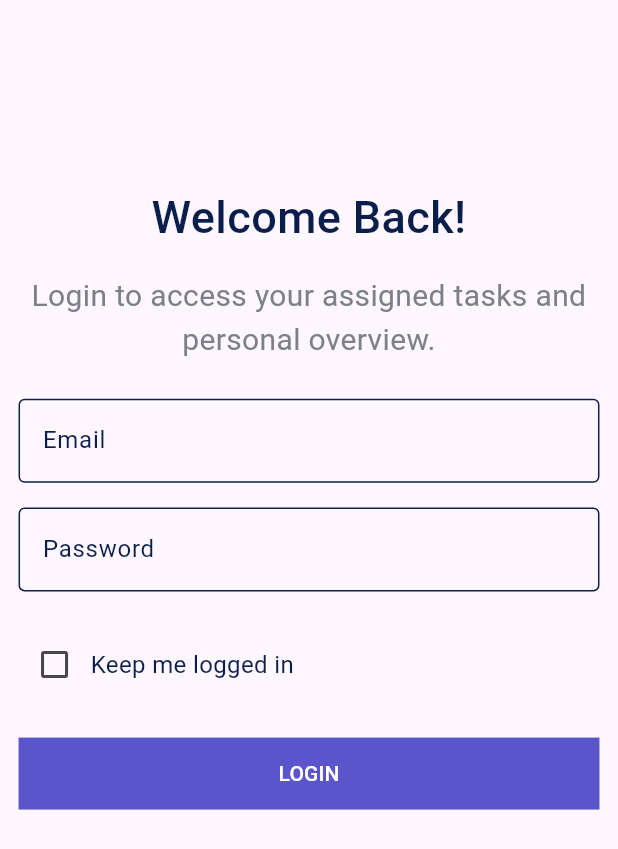
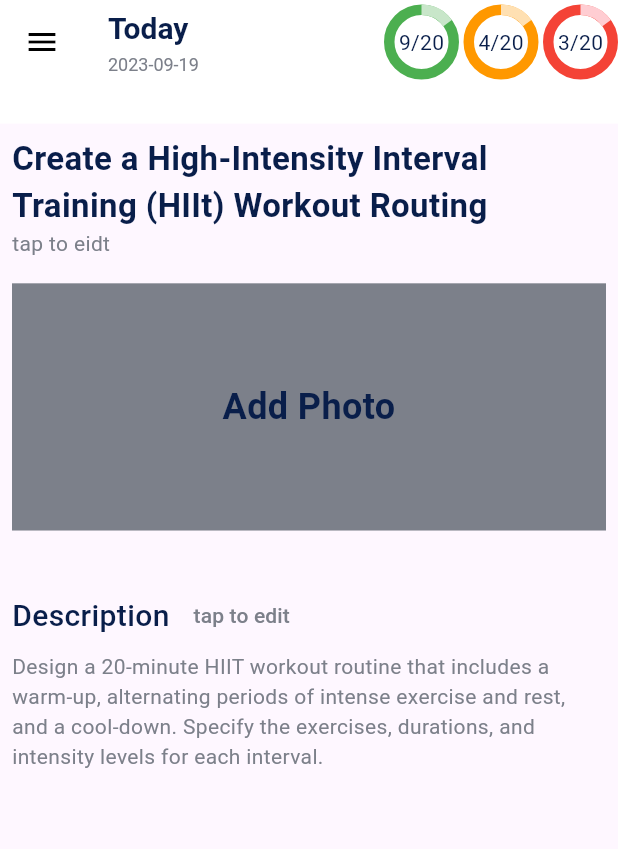
Before and after one commit to MohmaedSobhy/task_managment_app, a Flutter app: the screen it shows after launch, on a phone screen of 412 x 824 dp. Shown: the top 849 px of the screen. Run offline on Flutter 3.47's test engine with Material 2 defaults, Android fonts, the phone set to English and light mode, and no system bars; drawn by our look-alikes of percent_indicator; our stand-ins replace calendar_timeline, flutter_bloc, flutter_secure_storage, fluttertoast, get, syncfusion_flutter_datepicker and 1 more.

Commit message:
edit task

```diff
--- a/lib/core/localization/app_string.dart
+++ b/lib/core/localization/app_string.dart
@@ -64,4 +64,5 @@ abstract class AppString {
   static const String allDepartment = "All Department";
 
   static const String managers = "Managers";
+  static const String tapToEdit = "tap to edit";
 }
--- /dev/null
+++ b/lib/core/widgets/custom_appBar.dart
@@ -0,0 +1,46 @@
+import 'package:flutter/material.dart';
+import 'package:task_managment_app/core/widgets/custome_header_date.dart';
+
+import 'circle_precent_indicator.dart';
+
+class CustomAppBar extends StatelessWidget {
+  final VoidCallback onTap;
+  const CustomAppBar({super.key, required this.onTap});
+
+  @override
+  Widget build(BuildContext context) {
+    return AppBar(
+      backgroundColor: Colors.white,
+      elevation: 0.0,
+      leading: Builder(builder: (context) {
+        return IconButton(
+          onPressed: onTap,
+          icon: const Icon(
+            Icons.menu,
+            color: Colors.black,
+          ),
+        );
+      }),
+      title: CustomeDate(
+        date: DateTime.now().toString().substring(0, 10),
+      ),
+      actions: [
+        CircleIndicator(
+          color: Colors.green,
+          text: "9/20",
+          backGroud: Colors.green.shade100,
+        ),
+        CircleIndicator(
+          color: Colors.orange,
+          text: "4/20",
+          backGroud: Colors.orange.shade100,
+        ),
+        CircleIndicator(
+          color: Colors.red,
+          text: "3/20",
+          backGroud: Colors.red.shade100,
+        ),
+      ],
+    );
+  }
+}
--- a/lib/feature/add task/controllers/add_task_cubit.dart
+++ b/lib/feature/add task/controllers/add_task_cubit.dart
@@ -1,12 +1,10 @@
 import 'dart:convert';
-
 import 'package:flutter/material.dart';
 import 'package:flutter_bloc/flutter_bloc.dart';
 import 'package:synchronized/synchronized.dart';
 import 'package:task_managment_app/core/api/api.dart';
 import 'package:task_managment_app/core/api/api_keys.dart';
 import 'package:task_managment_app/core/api/end_points.dart';
-import 'package:task_managment_app/core/model/department.dart';
 import 'package:task_managment_app/core/shared/shared_date.dart';
 import '../../../core/model/employee.dart';
 import 'add_task_state.dart';
--- /dev/null
+++ b/lib/feature/edit task/screens/edit_task_screen.dart
@@ -0,0 +1,54 @@
+import 'package:flutter/material.dart';
+import 'package:task_managment_app/core/color/app_color.dart';
+import 'package:task_managment_app/core/widgets/custom_appBar.dart';
+import 'package:task_managment_app/feature/edit%20task/view/description_task_view.dart';
+import 'package:task_managment_app/feature/edit%20task/view/hight_space.dart';
+import 'package:task_managment_app/feature/edit%20task/view/pick_add_image.dart';
+
+class EditTaskScreen extends StatelessWidget {
+  final GlobalKey<ScaffoldState> _scaffoldKey = GlobalKey<ScaffoldState>();
+  EditTaskScreen({super.key});
+
+  @override
+  Widget build(BuildContext context) {
+    return Scaffold(
+      key: _scaffoldKey,
+      appBar: PreferredSize(
+          preferredSize: Size(
+            double.infinity,
+            MediaQuery.sizeOf(context).height * 0.10,
+          ),
+          child: Builder(builder: (context) {
+            return CustomAppBar(onTap: () {
+              _scaffoldKey.currentState?.openDrawer();
+            });
+          })),
+      body: Padding(
+        padding: const EdgeInsets.all(8.0),
+        child: ListView(
+          children: [
+            Text(
+              "Create a High-Intensity Interval Training (HIIt) Workout Routing",
+              style: TextStyle(
+                color: AppColor.darkColor,
+                fontSize: 22,
+                fontWeight: FontWeight.bold,
+              ),
+            ),
+            Text(
+              "tap to eidt",
+              style: TextStyle(
+                color: AppColor.gray,
+              ),
+            ),
+            const SpaceHight(),
+            const PickImage(),
+            const SpaceHight(),
+            const SpaceHight(),
+            const DescriptionTaskView(),
+          ],
+        ),
+      ),
+    );
+  }
+}
--- /dev/null
+++ b/lib/feature/edit task/view/description_task_view.dart
@@ -0,0 +1,41 @@
+import 'package:flutter/material.dart';
+import 'package:task_managment_app/core/color/app_color.dart';
+import '../../../core/localization/app_string.dart';
+
+class DescriptionTaskView extends StatelessWidget {
+  const DescriptionTaskView({super.key});
+
+  @override
+  Widget build(BuildContext context) {
+    return Column(
+      mainAxisSize: MainAxisSize.min,
+      children: [
+        Row(
+          children: [
+            const Text(
+              AppString.description,
+              style: TextStyle(
+                color: AppColor.darkColor,
+                fontSize: 20,
+                fontWeight: FontWeight.w500,
+              ),
+            ),
+            MaterialButton(
+              onPressed: () {},
+              child: const Text(
+                AppString.tapToEdit,
+                style: TextStyle(
+                  color: AppColor.gray,
+                ),
+              ),
+            )
+          ],
+        ),
+        Text(
+          "Design a 20-minute HIIT workout routine that includes a warm-up, alternating periods of intense exercise and rest, and a cool-down. Specify the exercises, durations, and intensity levels for each interval.",
+          style: TextStyle(color: AppColor.gray),
+        )
+      ],
+    );
+  }
+}
--- /dev/null
+++ b/lib/feature/edit task/view/hight_space.dart
@@ -0,0 +1,12 @@
+import 'package:flutter/material.dart';
+
+class SpaceHight extends StatelessWidget {
+  const SpaceHight({super.key});
+
+  @override
+  Widget build(BuildContext context) {
+    return SizedBox(
+      height: MediaQuery.sizeOf(context).height * 0.02,
+    );
+  }
+}
--- /dev/null
+++ b/lib/feature/edit task/view/pick_add_image.dart
@@ -0,0 +1,25 @@
+import 'package:flutter/material.dart';
+import 'package:task_managment_app/core/color/app_color.dart';
+
+class PickImage extends StatelessWidget {
+  const PickImage({super.key});
+
+  @override
+  Widget build(BuildContext context) {
+    return Container(
+      width: double.infinity,
+      height: MediaQuery.sizeOf(context).height * 0.2,
+      color: AppColor.gray,
+      alignment: Alignment.center,
+      child: const Text(
+        "Add Photo",
+        textAlign: TextAlign.center,
+        style: TextStyle(
+          color: AppColor.darkColor,
+          fontSize: 24,
+          fontWeight: FontWeight.w700,
+        ),
+      ),
+    );
+  }
+}
--- a/lib/task_managment.dart
+++ b/lib/task_managment.dart
@@ -1,6 +1,7 @@
 import 'package:flutter/material.dart';
 import 'package:flutter_bloc/flutter_bloc.dart';
 import 'package:get/get.dart';
+import 'package:task_managment_app/feature/edit%20task/screens/edit_task_screen.dart';
 import 'feature/Admin%20Home/controller/admin_cubit.dart';
 import 'core/color/app_color.dart';
 import 'core/route/app_route.dart';
@@ -18,7 +19,8 @@ class TaskMangmentApp extends StatelessWidget {
           primaryColor: AppColor.darkColor,
           useMaterial3: true,
         ),
-        onGenerateRoute: AppRoute.ongenerateRoute,
+        // onGenerateRoute: AppRoute.ongenerateRoute,
+        home: EditTaskScreen(),
       ),
     );
   }
```
